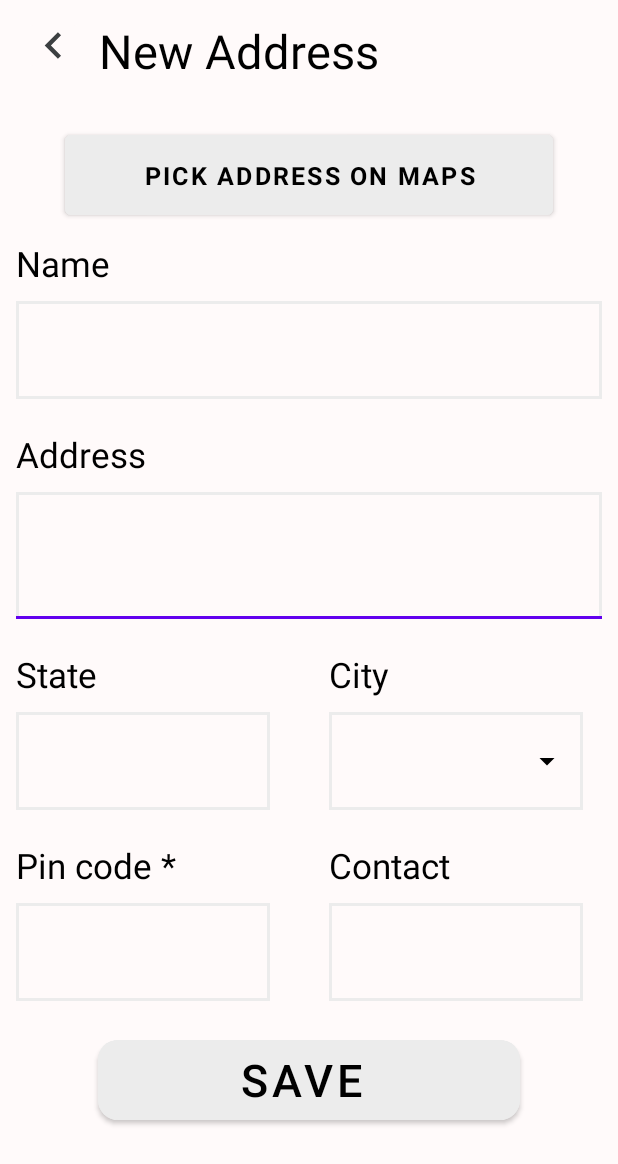
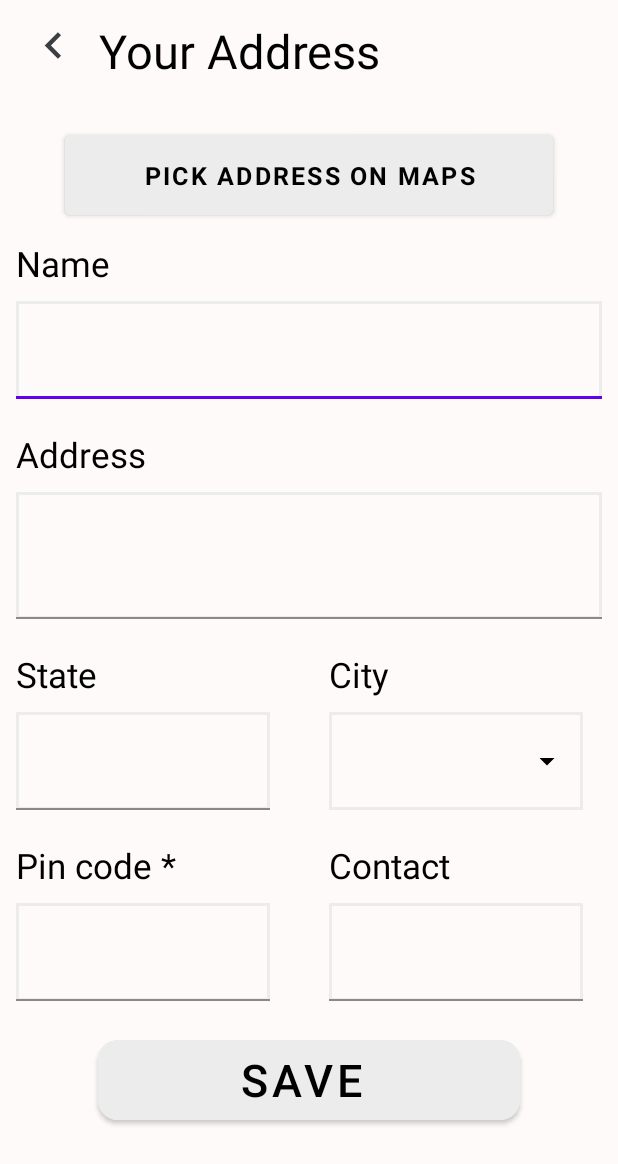
Before and after one commit to sanjuray/vyza_handmadehaven_app, an Android app: the detail_activity screen opened directly, with no data from a screen before it, on a phone screen of 412 x 824 dp. Shown: the top 1164 px of the screen. Run offline under Robolectric (Android 15) with nearby library versions, the phone set to English and light mode, and no system bars; our stand-ins replace sdp/ssp sizes; network calls fail.

Commit message:
rishabh commit to sanju

```diff
--- a/app/src/main/java/com/example/handicrafts/login/SignupPage.java
+++ b/app/src/main/java/com/example/handicrafts/login/SignupPage.java
@@ -92,6 +92,7 @@ public class SignupPage extends AppCompatActivity {
             @Override
             public void onClick(View view) {
                 adddata( );
+
             }
 
         });
@@ -148,6 +149,8 @@ public class SignupPage extends AppCompatActivity {
                 // JSONStringer stringer=new JSONStringer();
                 // JSONObject object = new JSONObject(response);
                 // String message = object.getString("message");
+                Intent intent=new Intent(SignupPage.this,Home.class);
+                startActivity(intent);
 
 
                 Toast.makeText(SignupPage.this,response.toString(), Toast.LENGTH_SHORT).show();
--- a/app/src/main/java/com/example/handicrafts/splash.java
+++ b/app/src/main/java/com/example/handicrafts/splash.java
@@ -8,6 +8,8 @@ import android.os.Handler;
 import android.view.animation.Animation;
 import android.view.animation.AnimationUtils;
 import android.widget.ImageView;
+
+import com.example.handicrafts.login.SignupPage;
 //sdp library for supporting all screen size
 
 public class splash extends AppCompatActivity {
@@ -27,7 +29,7 @@ public class splash extends AppCompatActivity {
             @Override
             public void run() {
 
-                Intent mainIntent = new Intent(splash.this,Home.class);
+                Intent mainIntent = new Intent(splash.this, SignupPage.class);
                 splash.this.startActivity(mainIntent);
                 splash.this.finish();
             }
--- a/app/src/main/res/layout/activity_detail.xml
+++ b/app/src/main/res/layout/activity_detail.xml
@@ -6,10 +6,12 @@
     android:background="@color/bright"
     android:orientation="vertical"
     android:layout_height="match_parent">
+
     <LinearLayout
         android:layout_width="match_parent"
         android:layout_height="wrap_content"
         android:orientation="horizontal"
+        android:elevation="@dimen/_20sdp"
 
         android:layout_margin="@dimen/_8sdp"
         android:id="@+id/layout">
@@ -25,7 +27,7 @@
         <TextView
             android:layout_width="match_parent"
             android:layout_height="match_parent"
-            android:text="New Address"
+            android:text="Your Address"
             android:textColor="@color/black"
             android:layout_gravity="center"
             android:textSize="@dimen/_24sdp"
@@ -73,7 +75,17 @@
             android:layout_height="@dimen/_50sdp"
             android:layout_marginTop="@dimen/_1sdp"
             android:background="@drawable/style_4"
-            android:id="@+id/add_name"/>
+            android:id="@+id/add_name">
+            <com.google.android.material.textfield.TextInputEditText
+                android:layout_width="match_parent"
+                android:layout_height="match_parent"
+                android:background="@drawable/style_4"
+                android:gravity="start"
+                android:textSize="@dimen/_10sdp"
+                android:textColor="@color/black"
+                android:fontFamily="sans-serif"
+                android:inputType="textMultiLine"/>
+        </com.google.android.material.textfield.TextInputLayout>
 
 
 
@@ -148,7 +160,18 @@
                 android:layout_height="@dimen/_50sdp"
                 android:layout_marginTop="@dimen/_1sdp"
                 android:background="@drawable/style_4"
-                android:id="@+id/pin"/>
+                android:id="@+id/pin">
+
+                <com.google.android.material.textfield.TextInputEditText
+                    android:layout_width="match_parent"
+                    android:layout_height="match_parent"
+                    android:background="@drawable/style_4"
+                    android:gravity="start"
+                    android:textSize="@dimen/_10sdp"
+                    android:textColor="@color/black"
+                    android:fontFamily="sans-serif"
+                    android:inputType="textMultiLine"/>
+            </com.google.android.material.textfield.TextInputLayout>
 
         </LinearLayout>
 
@@ -212,7 +235,17 @@
                 android:layout_height="@dimen/_50sdp"
                 android:layout_marginTop="@dimen/_1sdp"
                 android:background="@drawable/style_4"
-                android:id="@+id/code"/>
+                android:id="@+id/code">
+                <com.google.android.material.textfield.TextInputEditText
+                    android:layout_width="match_parent"
+                    android:layout_height="match_parent"
+                    android:background="@drawable/style_4"
+                    android:gravity="start"
+                    android:textSize="@dimen/_10sdp"
+                    android:textColor="@color/black"
+                    android:fontFamily="sans-serif"
+                    android:inputType="textMultiLine"/>
+            </com.google.android.material.textfield.TextInputLayout>
         </LinearLayout>
 
         <LinearLayout
@@ -232,7 +265,17 @@
                 android:layout_height="@dimen/_50sdp"
                 android:layout_marginTop="@dimen/_1sdp"
                 android:background="@drawable/style_4"
-                android:id="@+id/phone"/>
+                android:id="@+id/phone">
+                <com.google.android.material.textfield.TextInputEditText
+                    android:layout_width="match_parent"
+                    android:layout_height="match_parent"
+                    android:background="@drawable/style_4"
+                    android:gravity="start"
+                    android:textSize="@dimen/_10sdp"
+                    android:textColor="@color/black"
+                    android:fontFamily="sans-serif"
+                    android:inputType="textMultiLine"/>
+            </com.google.android.material.textfield.TextInputLayout>
         </LinearLayout>
 
     </LinearLayout>
```
